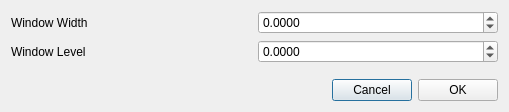
Before: the Qt Designer form starviewer/src/core/qcustomwindowleveldialogbase.ui in starviewer-medical/starviewer, drawn with Qt 5.
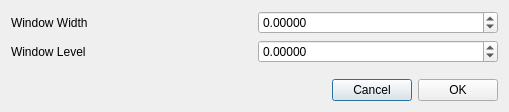
After: the same form once the commit is applied. Icons and pictures are not drawn.

Commit message: ENH: Reduce the minimum window width even more: now it is 1e-4. #2625

Diff of the .ui file:
```diff
--- a/starviewer/src/core/qcustomwindowleveldialogbase.ui
+++ b/starviewer/src/core/qcustomwindowleveldialogbase.ui
@@ -47,7 +47,7 @@
    <item row="0" column="1">
     <widget class="QDoubleSpinBox" name="m_windowSpinBox">
      <property name="decimals">
-      <number>4</number>
+      <number>5</number>
      </property>
      <property name="minimum">
       <double>-1000000000.000000000000000</double>
@@ -60,7 +60,7 @@
    <item row="1" column="1">
     <widget class="QDoubleSpinBox" name="m_levelSpinBox">
      <property name="decimals">
-      <number>4</number>
+      <number>5</number>
      </property>
      <property name="minimum">
       <double>-1000000000.000000000000000</double>
```
The commit also changes 3 other files.
